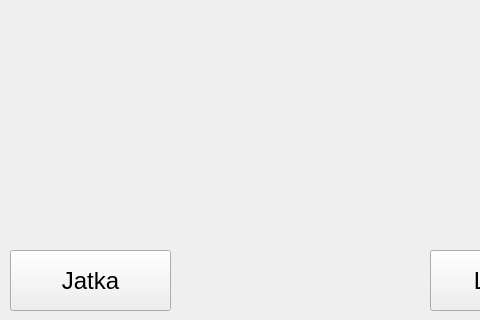
First picture: the form in PankkiProjekti/nostoonnistui.ui, repository tvt20kmo-ohjelmistokehitysprojekti/Group8, before the edit; both pictures show x 0 to 480 and y 280 to 600 of the 600 by 600 pixel window.
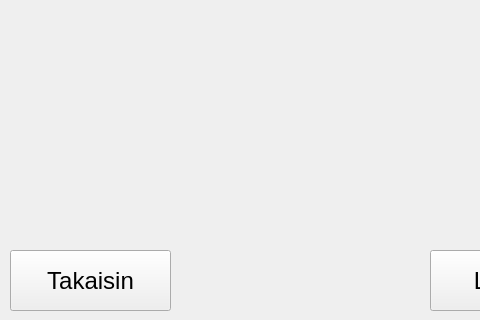
Second picture: the form after the edit.

What changed in the file:
```diff
--- a/PankkiProjekti/nostoonnistui.ui
+++ b/PankkiProjekti/nostoonnistui.ui
@@ -64,7 +64,7 @@
     </font>
    </property>
    <property name="text">
-    <string>Jatka</string>
+    <string>Takaisin</string>
    </property>
   </widget>
  </widget>
```
